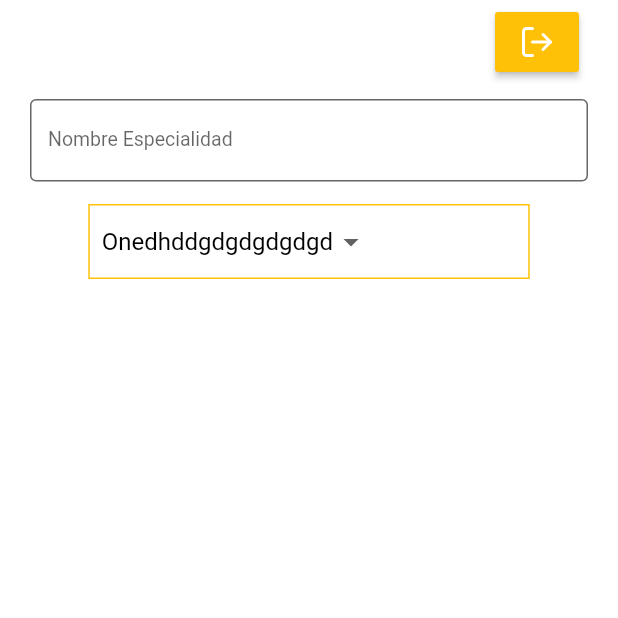
After one commit to Edro08/App_localiza_doctor, a Flutter app: the ActualizarEspecialidades screen opened directly, on a phone screen of 412 x 824 dp, the top half of it. The commit adds this screen. Run offline on Flutter 3.47's test engine with Material 2 defaults, Android fonts, the phone set to English and light mode, and no system bars; our stand-ins replace flutter_feather_icons.

Commit message:
NavegacionModificadaEspecialidad

```diff
--- /dev/null
+++ b/lib/pages/especialidad/actualizar_especialidad.dart
@@ -0,0 +1,138 @@
+import 'package:flutter/material.dart';
+import 'package:flutter_feather_icons/flutter_feather_icons.dart';
+
+class ActualizarEspecialidades extends StatefulWidget {
+  const ActualizarEspecialidades({Key? key, this.index}) : super(key: key);
+  final dynamic index;
+  //1 : Adicionar
+  //2 : Actualizar
+
+  @override
+  State<ActualizarEspecialidades> createState() =>
+      _ActualizarEspecialidadesState();
+}
+
+class _ActualizarEspecialidadesState extends State<ActualizarEspecialidades> {
+  List<String> listFiltro = <String>[
+    'Onedhddgdgdgdgdgd',
+    'Two',
+    'Three',
+    'Four'
+  ];
+  late String dropdownValue;
+
+  @override
+  void initState() {
+    dropdownValue = listFiltro.first;
+    super.initState();
+  }
+
+  @override
+  Widget build(BuildContext context) {
+    return Scaffold(
+      backgroundColor: Colors.white,
+      body: body(),
+    );
+  }
+
+  body() {
+    return SingleChildScrollView(
+      child: Column(
+        children: [
+          appBarAdicionarEspecialidad(),
+          NombreEspecialidad(),
+          Listado(),
+        ],
+      ),
+    );
+  }
+
+  Widget NombreEspecialidad() {
+    return Padding(
+      padding: const EdgeInsets.only(left: 20, right: 20, bottom: 15, top: 10),
+      child: Container(
+        child: TextField(
+          //maxLength: 20,
+          decoration: InputDecoration(
+              //icon: Icon(Icons.favorite),
+              labelText: 'Nombre Especialidad',
+              fillColor: Colors.white,
+              filled: true,
+              //errorText: 'Error message',
+              border: OutlineInputBorder(),
+              hintText: "Ingrese el Nombre de la Especialidad"),
+          style: TextStyle(
+              fontSize: 13, fontWeight: FontWeight.normal, color: Colors.black),
+        ),
+      ),
+    );
+  }
+
+  Widget Listado() {
+    return Container(
+      width: MediaQuery.of(context).size.width / 1.4,
+      height: 50,
+      decoration: BoxDecoration(border: Border.all(color: Colors.amber)),
+      child: Padding(
+        padding: const EdgeInsets.only(left: 8, right: 8),
+        child: DropdownButton<String>(
+          value: dropdownValue,
+          elevation: 16,
+          style: const TextStyle(color: Colors.black, fontSize: 16),
+          icon: const Icon(
+            Icons.arrow_drop_down,
+          ),
+          dropdownColor: Colors.amber,
+          underline: Container(
+            height: 0,
+          ),
+          onChanged: (String? value) {
+            setState(() {
+              dropdownValue = value!;
+            });
+          },
+          items: listFiltro.map<DropdownMenuItem<String>>((String value) {
+            return DropdownMenuItem<String>(
+              value: value,
+              child: Text(value),
+            );
+          }).toList(),
+        ),
+      ),
+    );
+  }
+
+  appBarAdicionarEspecialidad() {
+    return AppBar(
+      automaticallyImplyLeading: false,
+      backgroundColor: Colors.transparent,
+      elevation: 0,
+      title: Padding(
+          padding: const EdgeInsets.only(left: 0, right: 10),
+          child:
+              Row(mainAxisAlignment: MainAxisAlignment.spaceBetween, children: [
+            Text(
+              widget.index == 1
+                  ? "Adicionar Especialidad"
+                  : widget.index == 2
+                      ? "Actualizar Especialidad"
+                      : "",
+              style:
+                  TextStyle(color: Colors.black, fontWeight: FontWeight.bold),
+            ),
+            MaterialButton(
+              minWidth: 30.0,
+              height: 40.0,
+              onPressed: () {
+                Navigator.pop(context);
+              },
+              color: Colors.amber,
+              child: const Icon(
+                FeatherIcons.logOut,
+                color: Colors.white,
+              ),
+            ),
+          ])),
+    );
+  }
+}
--- a/lib/pages/especialidad/add_act_especialidad.dart
+++ b/lib/pages/especialidad/adiccionar_especialidad.dart
@@ -1,18 +1,24 @@
 import 'package:flutter/material.dart';
 import 'package:flutter_feather_icons/flutter_feather_icons.dart';
 
-class Adic_Actu_Especialidades extends StatefulWidget {
-  const Adic_Actu_Especialidades({Key? key, this.index}): super(key: key);
+class AdiccionarEspecialidades extends StatefulWidget {
+  const AdiccionarEspecialidades({Key? key, this.index}) : super(key: key);
   final dynamic index;
   //1 : Adicionar
   //2 : Actualizar
 
   @override
-  State<Adic_Actu_Especialidades> createState() => _Adic_Actu_EspecialidadesState();
+  State<AdiccionarEspecialidades> createState() =>
+      _AdiccionarEspecialidadesState();
 }
 
-class _Adic_Actu_EspecialidadesState extends State<Adic_Actu_Especialidades> {
-  List<String> listFiltro = <String>['Onedhddgdgdgdgdgd', 'Two', 'Three', 'Four'];
+class _AdiccionarEspecialidadesState extends State<AdiccionarEspecialidades> {
+  List<String> listFiltro = <String>[
+    'Onedhddgdgdgdgdgd',
+    'Two',
+    'Three',
+    'Four'
+  ];
   late String dropdownValue;
 
   @override
@@ -29,7 +35,7 @@ class _Adic_Actu_EspecialidadesState extends State<Adic_Actu_Especialidades> {
     );
   }
 
-  body(){
+  body() {
     return SingleChildScrollView(
       child: Column(
         children: [
@@ -54,25 +60,19 @@ class _Adic_Actu_EspecialidadesState extends State<Adic_Actu_Especialidades> {
               filled: true,
               //errorText: 'Error message',
               border: OutlineInputBorder(),
-            hintText: "Ingrese el Nombre de la Especialidad"
-          ),
+              hintText: "Ingrese el Nombre de la Especialidad"),
           style: TextStyle(
-            fontSize: 13,
-            fontWeight: FontWeight.normal,
-            color: Colors.black
-          ),
+              fontSize: 13, fontWeight: FontWeight.normal, color: Colors.black),
         ),
       ),
     );
   }
 
-  Widget Listado(){
+  Widget Listado() {
     return Container(
-      width: MediaQuery.of(context).size.width/1.4,
+      width: MediaQuery.of(context).size.width / 1.4,
       height: 50,
-      decoration: BoxDecoration(
-        border: Border.all(color: Colors.amber)
-      ),
+      decoration: BoxDecoration(border: Border.all(color: Colors.amber)),
       child: Padding(
         padding: const EdgeInsets.only(left: 8, right: 8),
         child: DropdownButton<String>(
@@ -109,11 +109,14 @@ class _Adic_Actu_EspecialidadesState extends State<Adic_Actu_Especialidades> {
       elevation: 0,
       title: Padding(
           padding: const EdgeInsets.only(left: 0, right: 10),
-        child: Row(
-          mainAxisAlignment: MainAxisAlignment.spaceBetween,
-          children: [
+          child:
+              Row(mainAxisAlignment: MainAxisAlignment.spaceBetween, children: [
             Text(
-              widget.index==1? "Adicionar Especialidad" : widget.index ==2 ? "Actualizar Especialidad" : "",
+              widget.index == 1
+                  ? "Adicionar Especialidad"
+                  : widget.index == 2
+                      ? "Actualizar Especialidad"
+                      : "",
               style:
                   TextStyle(color: Colors.black, fontWeight: FontWeight.bold),
             ),
@@ -129,9 +132,7 @@ class _Adic_Actu_EspecialidadesState extends State<Adic_Actu_Especialidades> {
                 color: Colors.white,
               ),
             ),
-          ]
-        )
-      ),
+          ])),
     );
   }
 }
--- a/lib/pages/especialidad/listado_especialidad.dart
+++ b/lib/pages/especialidad/listado_especialidad.dart
@@ -1,5 +1,6 @@
-import 'package:app_localiza_doctor/pages/especialidad/add_act_especialidad.dart';
+import 'package:app_localiza_doctor/pages/especialidad/actualizar_especialidad.dart';
 import 'package:app_localiza_doctor/pages/especialidad/deshabilitar_especialidad.dart';
+import 'package:app_localiza_doctor/pages/especialidad/detalle_especialidad.dart';
 import 'package:flutter/material.dart';
 
 class ListadoEspecialidad extends StatefulWidget {
@@ -177,9 +178,9 @@ class _ListadoEspecialidadState extends State<ListadoEspecialidad> {
                   MaterialPageRoute(
                       builder: (context) => (accion == "Deshabilitar")
                           ? const DeshabilitaEspecialidad()
-                          : (accion == "Addicionar")
-                              ? const Adic_Actu_Especialidades()
-                              : const Adic_Actu_Especialidades()));
+                          : (accion == "Actualizar")
+                              ? const ActualizarEspecialidades()
+                              : const DetalleEspecialidad()));
             },
             child: const Icon(
               Icons.search,
--- a/lib/pages/gestion/gestion_especialidad.dart
+++ b/lib/pages/gestion/gestion_especialidad.dart
@@ -1,3 +1,4 @@
+import 'package:app_localiza_doctor/pages/especialidad/adiccionar_especialidad.dart';
 import 'package:app_localiza_doctor/pages/especialidad/listado_especialidad.dart';
 import 'package:flutter/material.dart';
 import 'package:flutter_feather_icons/flutter_feather_icons.dart';
@@ -75,13 +76,10 @@ class _GestionEspecialidadState extends State<GestionEspecialidad> {
             padding: const EdgeInsets.all(10.0),
           ),
           onPressed: () {
-            accion = "Adiccionar";
             Navigator.push(
                 context,
                 MaterialPageRoute(
-                    builder: (context) => ListadoEspecialidad(
-                          accion: accion,
-                        )));
+                    builder: (context) => const AdiccionarEspecialidades()));
           },
           child: Row(
             mainAxisAlignment: MainAxisAlignment.center,
```
Lines whose indentation alone changed are shown as unchanged.
